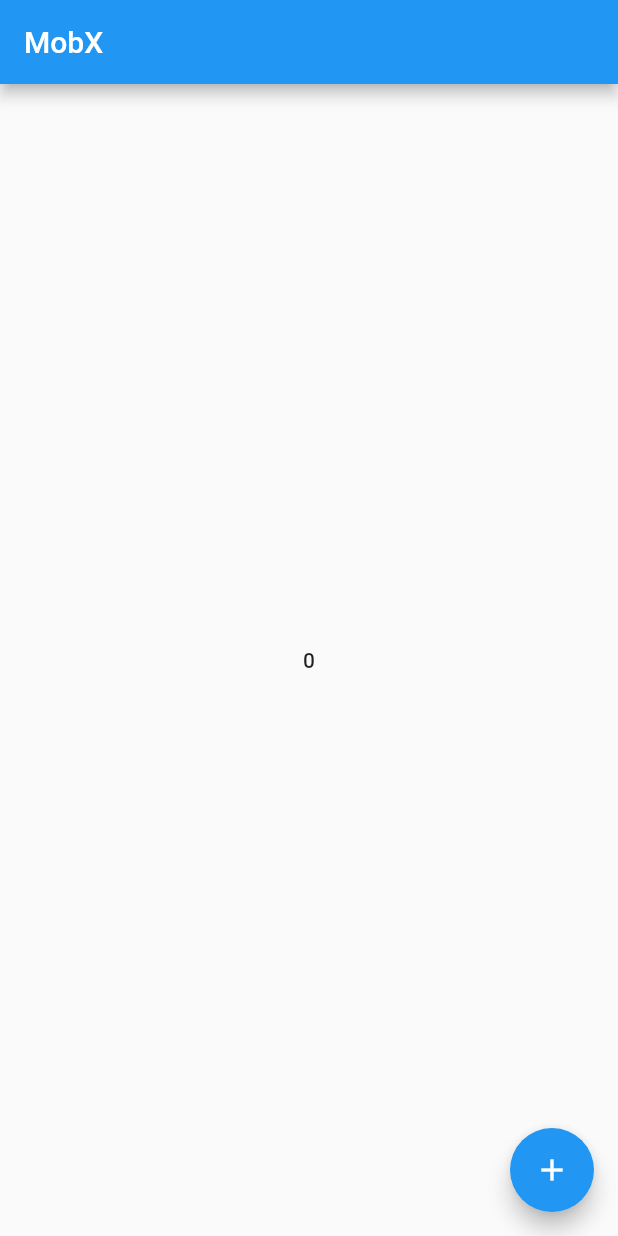
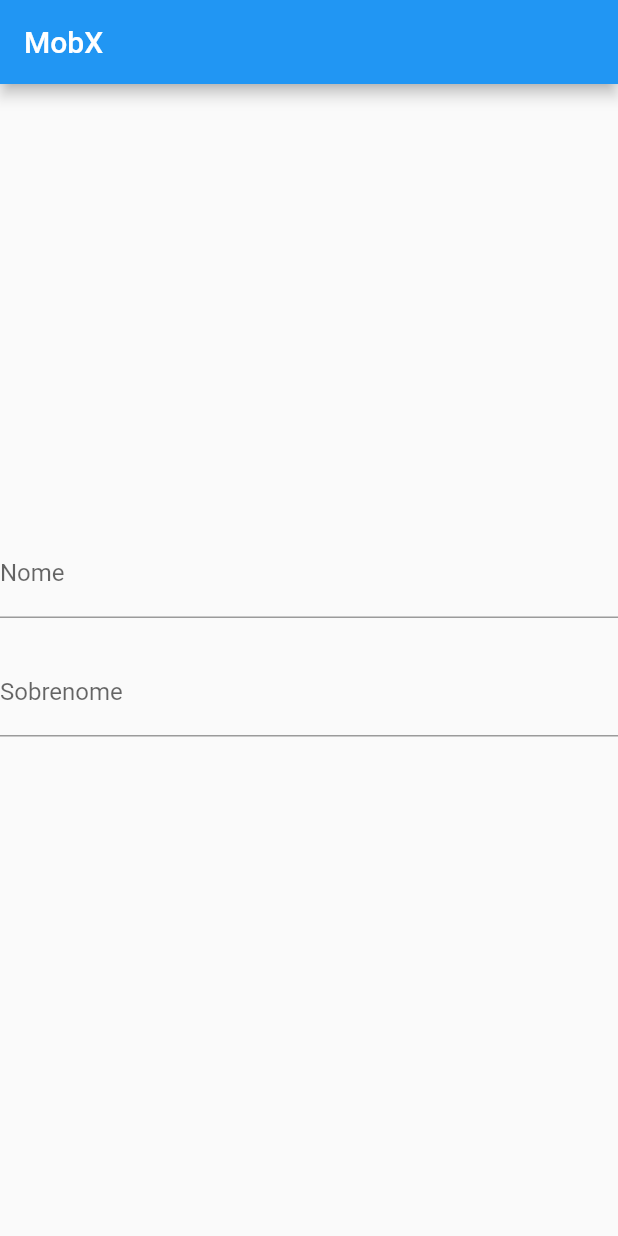
Before and after one commit to A-Vocado/mobxDemo, a Flutter app: the screen it shows after launch, on a phone screen of 412 x 824 dp. Run offline on Flutter 3.47's test engine with Material 2 defaults, Android fonts, the phone set to English and light mode, and no system bars; our stand-ins replace flutter_mobx, mobx; generated files the repository leaves out were written again.

Commit message:
exemplo nome

```diff
--- a/lib/home.dart
+++ b/lib/home.dart
@@ -14,24 +14,30 @@
       body: Center(
         child: Column(
           mainAxisAlignment: MainAxisAlignment.center,
-          children: <Widget>[
+          children: [
+            TextField(
+              decoration: InputDecoration(
+                labelText: 'Nome',
+              ),
+              onChanged: controller.changeName,
+            ),
+            SizedBox(height: 20),
+            TextField(
+              decoration: InputDecoration(
+                labelText: 'Sobrenome',
+              ),
+              onChanged: controller.changeLastname,
+            ),
+            SizedBox(
+              height: 20,
+            ),
             Observer(
               builder: (_) {
-                return Text(
-                  '${controller.counter}',
-                  style: Theme.of(context).textTheme.bodyText1,
-                );
+                return Text(controller.nomecompleto);
               },
-            ),
+            )
           ],
         ),
-      ),
-      floatingActionButton: FloatingActionButton(
-        onPressed: () {
-          controller.increment();
-        },
-        tooltip: 'Increment',
-        child: const Icon(Icons.add),
       ),
     );
   }
```
Also changed, not shown: lib/controller.dart (+14 -3 lines), lib/controller.g.dart.
